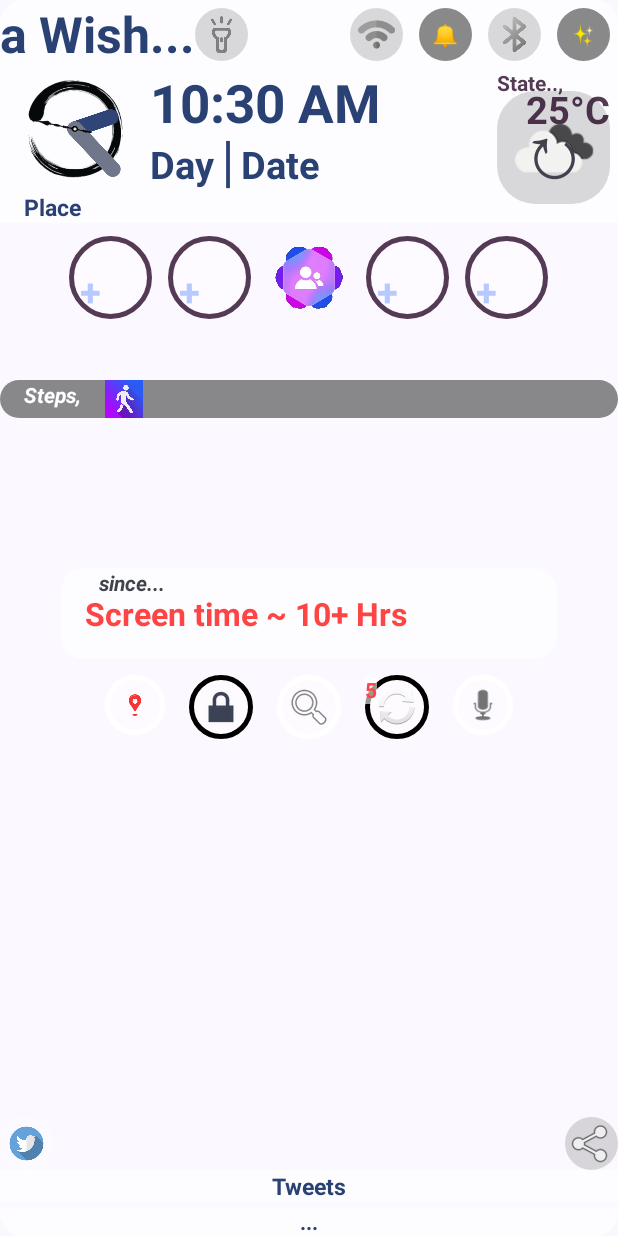
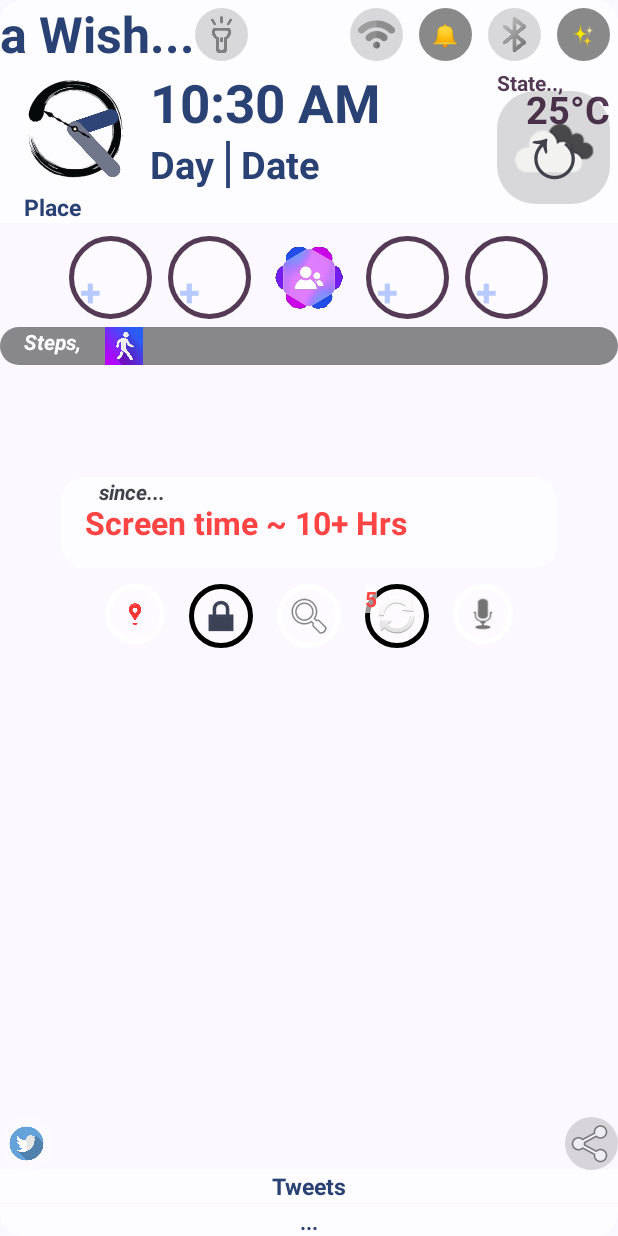
Before and after one commit to navep7/iWidget, an Android app: the layout new_app_widget.xml on its own in the app's theme, with its tools: preview values and no code run, on a phone screen of 412 x 824 dp. Run offline under Robolectric (Android 15) with nearby library versions, the phone set to English and light mode, and no system bars; network calls fail.

Commit message:
minor widget layout changes

```diff
--- a/app/src/main/res/layout/new_app_widget.xml
+++ b/app/src/main/res/layout/new_app_widget.xml
@@ -360,7 +360,7 @@
 
         <LinearLayout
             android:id="@+id/ll_apps2"
-            android:visibility="invisible"
+            android:visibility="gone"
             android:layout_width="match_parent"
             android:layout_height="wrap_content"
             android:layout_below="@+id/ll_apps"
@@ -588,7 +588,7 @@
 
         <LinearLayout
             android:id="@+id/ll_contacts2"
-            android:visibility="invisible"
+            android:visibility="gone"
             android:layout_width="match_parent"
             android:layout_height="wrap_content"
             android:layout_below="@+id/ll_contacts"
@@ -816,6 +816,8 @@
     </RelativeLayout>
 
 
+
+
     <ImageButton
         android:id="@+id/imgbtn_set"
         android:layout_width="wrap_content"
```
Also changed, not shown: app/src/main/res/drawable/face_r.png (added).
